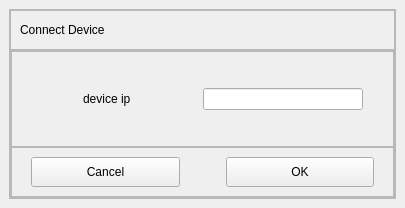
Old version of the form MCIUI/IP_load/ipload.ui in the repository sunningxiao/RFSdemo.
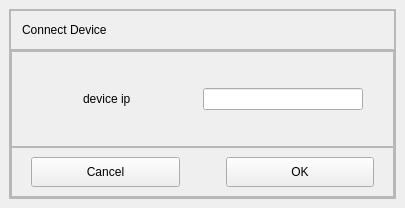
New version of the form.

```diff
--- a/MCIUI/IP_load/ipload.ui
+++ b/MCIUI/IP_load/ipload.ui
@@ -80,6 +80,15 @@
          <enum>QFrame::Raised</enum>
         </property>
         <layout class="QVBoxLayout" name="verticalLayout_3">
+         <property name="leftMargin">
+          <number>11</number>
+         </property>
+         <property name="topMargin">
+          <number>3</number>
+         </property>
+         <property name="bottomMargin">
+          <number>3</number>
+         </property>
          <item alignment="Qt::AlignLeft">
           <widget class="QLabel" name="label">
            <property name="styleSheet">
```
